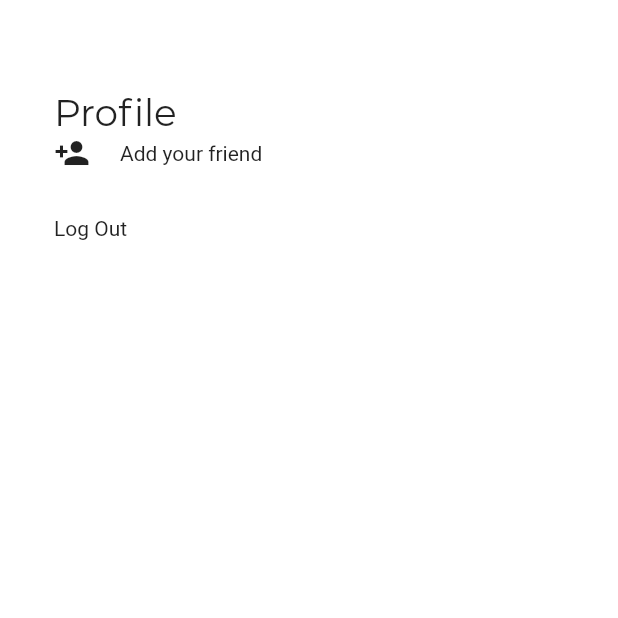
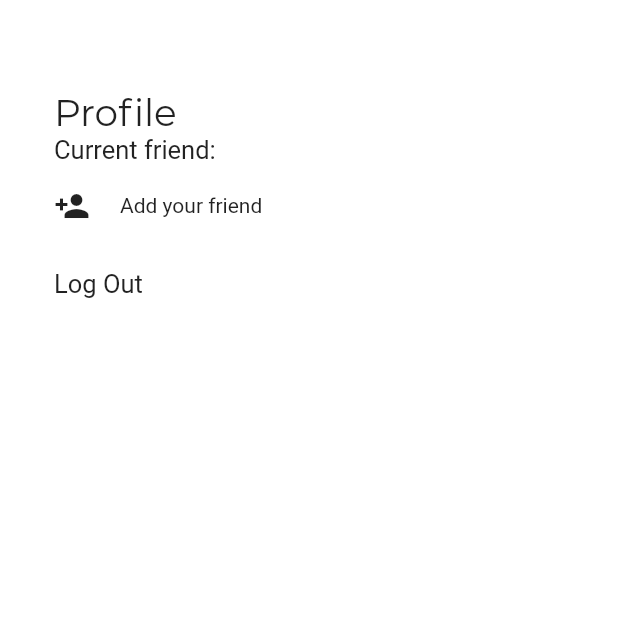
Before and after one commit to Joao-Maria-Janeiro/Date-Jar-Flutter, a Flutter app: the ProfilePage screen opened directly, on a phone screen of 412 x 824 dp, the top half of it. Run offline on Flutter 3.47's test engine with Material 2 defaults, Android fonts, the phone set to English and light mode, and no system bars; our stand-ins replace confetti, flutter_image_compress, flutter_slidable, flutter_speed_dial, flutter_svg, image_cropper and 2 more; missing offline and left inert: flutter_string_encryption; accounts and stored records are empty; network calls fail; project files that could hold a hidden picture were left out.

Commit message:
Changed design on profile page

```diff
--- a/lib/confirm_account_page/confirm_account_page.dart
+++ b/lib/confirm_account_page/confirm_account_page.dart
@@ -35,6 +35,7 @@ class _ConfirmAccountPageState extends State<ConfirmAccountPage> {
 
     if (res.statusCode == 200) {
       var jsonResponse = json.decode(res.body);
+      prefs.clear();
       prefs.setString('username', username);
       prefs.setString('auth_token', jsonResponse["token"]);
       prefs.setString('picture', jsonResponse["picture"]);
--- a/lib/profile_page/profile_page.dart
+++ b/lib/profile_page/profile_page.dart
@@ -52,7 +52,7 @@ class _ProfilePageState extends State<ProfilePage> {
         headers: {'Authorization': 'Bearer ' + authToken});
     setState(() {
       if (res.body.toString().contains("error")) {
-//        errorMessage = 'Error retriving your friend, please login again';
+        errorMessage = 'Error retriving your friend, please login again';
       } else {
         friendUsername = res.body.toString();
         prefs.setString('friendUsername', friendUsername);
@@ -121,6 +121,20 @@ class _ProfilePageState extends State<ProfilePage> {
             padding: EdgeInsets.only(top: 90, left: 16, right: 16, bottom: 16),
             child: Column(
               children: [
+                Row(
+                  children: [
+                    SizedBox(
+                      width: 20,
+                    ),
+                    Text(
+                      'Current friend: ' + friendUsername,
+                      style: TextStyle(fontSize: 17),
+                    ),
+                  ],
+                ),
+                SizedBox(
+                  height: 15,
+                ),
                 InkWell(
                   onTap: () {
                     Navigator.push(
@@ -129,6 +143,7 @@ class _ProfilePageState extends State<ProfilePage> {
                           builder: (context) => AssociateUserPage()),
                     );
                   },
+                  child: Container(
                     child: Row(
                       children: [
                         friendUsername.isEmpty
@@ -150,17 +165,21 @@ class _ProfilePageState extends State<ProfilePage> {
                                 child: Row(
                                   children: [
                                     SizedBox(
-                                    width: 20,
+                                      width: 40,
                                     ),
                                     Icon(Icons.person_add),
                                     SizedBox(
                                       width: 20,
                                     ),
-                                  Text('Change ' + friendUsername),
+                                    Text(
+                                      'Change your friend',
+                                      style: TextStyle(fontSize: 17),
+                                    ),
                                   ],
                                 ),
                               ),
                       ],
+                    ),
                   ),
                 ),
                 SizedBox(
@@ -175,13 +194,16 @@ class _ProfilePageState extends State<ProfilePage> {
                         child: Row(
                           children: [
                             SizedBox(
-                              width: 20,
+                              width: 40,
                             ),
                             Icon(Icons.clear),
                             SizedBox(
                               width: 20,
                             ),
-                            Text('Remove your friend'),
+                            Text(
+                              'Remove your friend',
+                              style: TextStyle(fontSize: 17),
+                            ),
                           ],
                         ),
                       ),
@@ -195,7 +217,10 @@ class _ProfilePageState extends State<ProfilePage> {
                       SizedBox(
                         width: 20,
                       ),
-                      Text('Log Out ' + username),
+                      Text(
+                        'Log Out ' + username,
+                        style: TextStyle(fontSize: 17),
+                      ),
                     ],
                   ),
                 ),
```
Also changed, not shown: 7 other files. Lines whose indentation alone changed are shown as unchanged.
